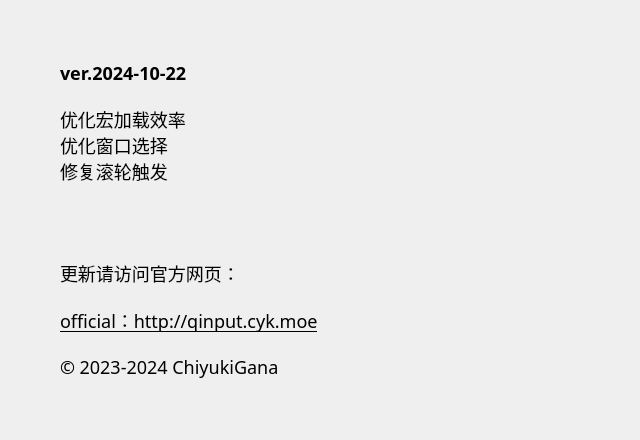
ChiyukiGana/Quickinput, file source/ui/AboutUi.ui: the form before one commit.
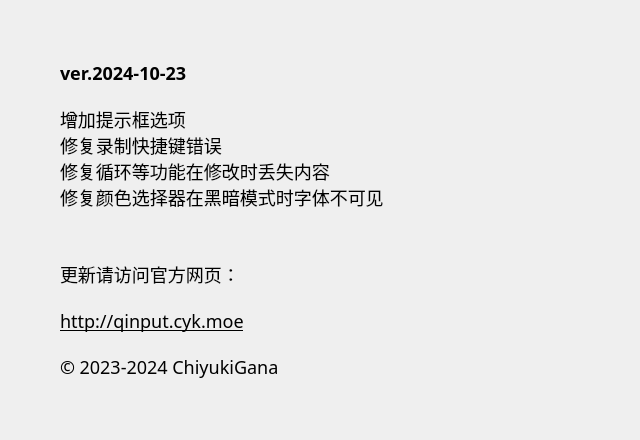
The form after the commit.

Diff of the .ui file:
```diff
--- a/source/ui/AboutUi.ui
+++ b/source/ui/AboutUi.ui
@@ -88,7 +88,7 @@
          <string notr="true"/>
         </property>
         <property name="text">
-         <string>ver.2024-10-22</string>
+         <string>ver.2024-10-23</string>
         </property>
         <property name="textFormat">
          <enum>Qt::PlainText</enum>
@@ -104,9 +104,10 @@
          </sizepolicy>
         </property>
         <property name="text">
-         <string>优化宏加载效率
-优化窗口选择
-修复滚轮触发</string>
+         <string>增加提示框选项
+修复录制快捷键错误
+修复循环等功能在修改时丢失内容
+修复颜色选择器在黑暗模式时字体不可见</string>
         </property>
         <property name="textFormat">
          <enum>Qt::PlainText</enum>
@@ -156,7 +157,7 @@
          <string notr="true">text-decoration:underline</string>
         </property>
         <property name="text">
-         <string>official：http://qinput.cyk.moe</string>
+         <string>http://qinput.cyk.moe</string>
         </property>
         <property name="textFormat">
          <enum>Qt::PlainText</enum>
```
